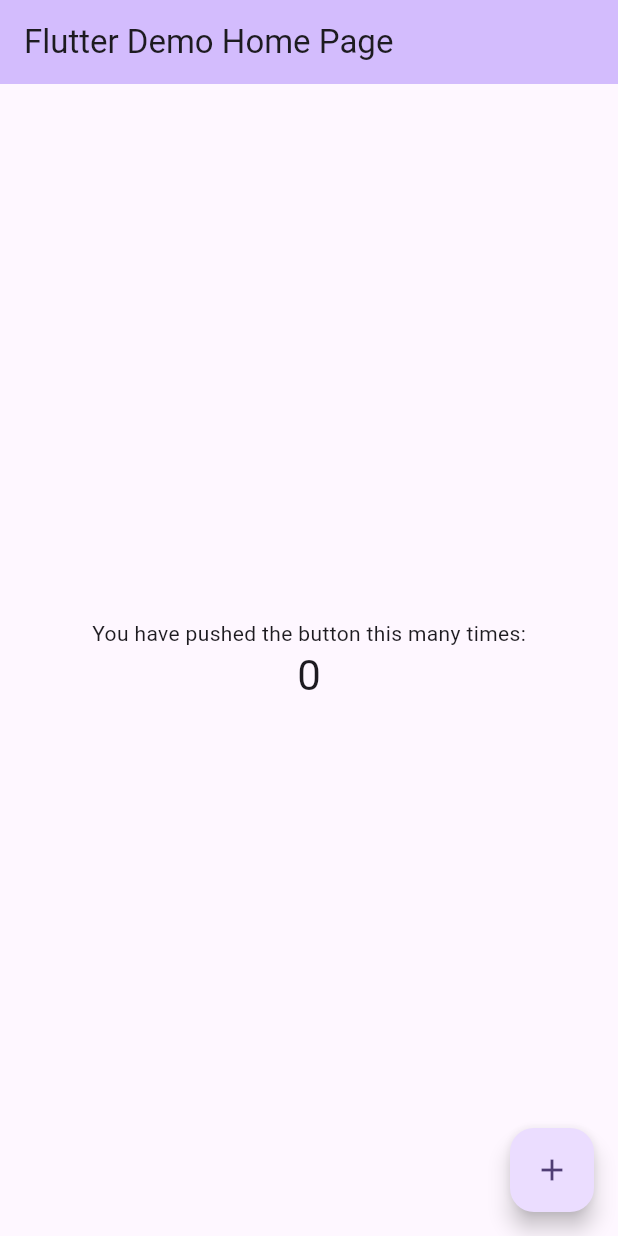
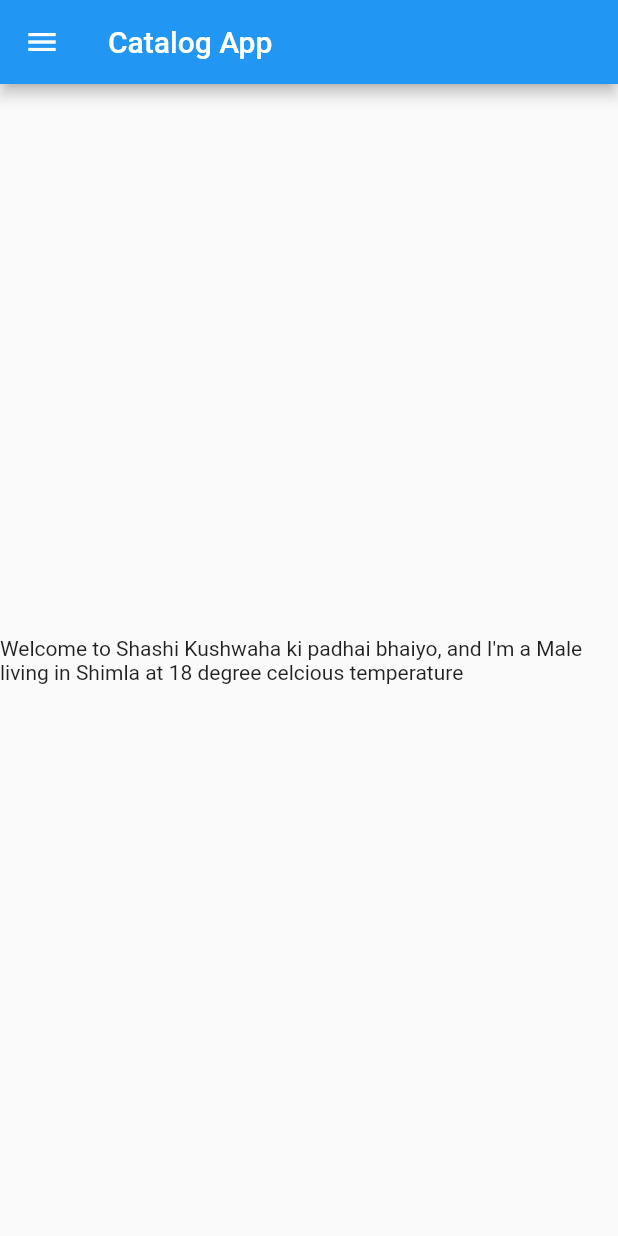
Before and after one commit to Anihara/Flutter-for-bytelife, a Flutter app: the screen it shows after launch, on a phone screen of 412 x 824 dp. Run offline on Flutter 3.47's test engine with Material 2 defaults, Android fonts, the light colour scheme and no system bars.

Commit message:
day 2 completed

```diff
--- /dev/null
+++ b/alice/lib/Home_Page.dart
@@ -0,0 +1,24 @@
+import 'package:flutter/material.dart';
+
+class HomePage extends StatelessWidget {
+  final bool isFemale = false;
+  final String name = 'Shashi Kushwaha';
+  final num temp = 18;
+  final String place = 'Shimla';
+
+  @override
+  Widget build(BuildContext context) {
+    return Scaffold(
+      appBar: AppBar(
+        title: Text("Catalog App"),
+      ),
+      body: Center(
+        child: Container(
+          child: Text(
+              "Welcome to $name ki padhai bhaiyo, and I'm a Male living in $place at $temp degree celcious temperature"),
+        ),
+      ),
+      drawer: Drawer(),
+    );
+  }
+}
--- a/alice/lib/main.dart
+++ b/alice/lib/main.dart
@@ -1,18 +1,18 @@
-import 'package:flutter/material.dart';
+//import 'package:flutter/material.dart';
 
-void main() {
-  runApp(const MyApp());
-}
+//void main() {
+  //runApp(const MyApp());
+//}
 
-class MyApp extends StatelessWidget {
-  const MyApp({super.key});
+//class MyApp extends StatelessWidget {
+  //const MyApp({super.key});
 
   // This widget is the root of your application.
-  @override
-  Widget build(BuildContext context) {
-    return MaterialApp(
-      title: 'Flutter Demo',
-      theme: ThemeData(
+  //@override
+  //Widget build(BuildContext context) {
+    //return MaterialApp(
+      //title: 'Flutter Demo',
+      //theme: ThemeData(
         // This is the theme of your application.
         //
         // TRY THIS: Try running your application with "flutter run". You'll see
@@ -28,16 +28,16 @@
         //
         // This works for code too, not just values: Most code changes can be
         // tested with just a hot reload.
-        colorScheme: ColorScheme.fromSeed(seedColor: Colors.deepPurple),
-        useMaterial3: true,
-      ),
-      home: const MyHomePage(title: 'Flutter Demo Home Page'),
-    );
-  }
-}
+//        colorScheme: ColorScheme.fromSeed(seedColor: Colors.deepPurple),
+  //      useMaterial3: true,
+    //  ),
+      //home: const MyHomePage(title: 'Flutter Demo Home Page'),
+    //);
+  //}
+//}
 
-class MyHomePage extends StatefulWidget {
-  const MyHomePage({super.key, required this.title});
+//class MyHomePage extends StatefulWidget {
+//  const MyHomePage({super.key, required this.title});
 
   // This widget is the home page of your application. It is stateful, meaning
   // that it has a State object (defined below) that contains fields that affect
@@ -48,48 +48,48 @@
   // used by the build method of the State. Fields in a Widget subclass are
   // always marked "final".
 
-  final String title;
+//  final String title;
 
-  @override
-  State<MyHomePage> createState() => _MyHomePageState();
-}
+  //@override
+  //State<MyHomePage> createState() => _MyHomePageState();
+//}
 
-class _MyHomePageState extends State<MyHomePage> {
-  int _counter = 0;
+//class _MyHomePageState extends State<MyHomePage> {
+  //int _counter = 0;
 
-  void _incrementCounter() {
-    setState(() {
+  //void _incrementCounter() {
+    //setState(() {
       // This call to setState tells the Flutter framework that something has
       // changed in this State, which causes it to rerun the build method below
       // so that the display can reflect the updated values. If we changed
       // _counter without calling setState(), then the build method would not be
       // called again, and so nothing would appear to happen.
-      _counter++;
-    });
-  }
+      //_counter++;
+    //});
+  //}
 
-  @override
-  Widget build(BuildContext context) {
+  //@o//verride
+  //Widget build(BuildContext context) {
     // This method is rerun every time setState is called, for instance as done
     // by the _incrementCounter method above.
     //
     // The Flutter framework has been optimized to make rerunning build methods
     // fast, so that you can just rebuild anything that needs updating rather
     // than having to individually change instances of widgets.
-    return Scaffold(
-      appBar: AppBar(
+    //return Scaffold(
+      //appBar: AppBar(
         // TRY THIS: Try changing the color here to a specific color (to
         // Colors.amber, perhaps?) and trigger a hot reload to see the AppBar
         // change color while the other colors stay the same.
-        backgroundColor: Theme.of(context).colorScheme.inversePrimary,
+        //backgroundColor: Theme.of(context).colorScheme.inversePrimary,
         // Here we take the value from the MyHomePage object that was created by
         // the App.build method, and use it to set our appbar title.
-        title: Text(widget.title),
-      ),
-      body: Center(
+        //title: Text(widget.title),
+      //),
+     // body: Center(
         // Center is a layout widget. It takes a single child and positions it
         // in the middle of the parent.
-        child: Column(
+       // child: Column(
           // Column is also a layout widget. It takes a list of children and
           // arranges them vertically. By default, it sizes itself to fit its
           // children horizontally, and tries to be as tall as its parent.
@@ -103,23 +103,23 @@
           // TRY THIS: Invoke "debug painting" (choose the "Toggle Debug Paint"
           // action in the IDE, or press "p" in the console), to see the
           // wireframe for each widget.
-          mainAxisAlignment: MainAxisAlignment.center,
-          children: <Widget>[
-            const Text(
-              'You have pushed the button this many times:',
-            ),
-            Text(
-              '$_counter',
-              style: Theme.of(context).textTheme.headlineMedium,
-            ),
-          ],
-        ),
-      ),
-      floatingActionButton: FloatingActionButton(
-        onPressed: _incrementCounter,
-        tooltip: 'Increment',
-        child: const Icon(Icons.add),
-      ), // This trailing comma makes auto-formatting nicer for build methods.
-    );
-  }
-}
+         // mainAxisAlignment: MainAxisAlignment.center,
+          //children: <Widget>[
+            //const Text(
+              //'You have pushed the button this many times:',
+            //),
+            //T/ext(
+              //'$_counter',
+              //style: Theme.of(context).textTheme.headlineMedium,
+            //),
+          //],
+        //),
+      //),
+      //floatingActionButton: FloatingActionButton(
+//        onPressed: _incrementCounter,
+  //      tooltip: 'Increment',
+    //    child: const Icon(Icons.add),
+      //), // This trailing comma makes auto-formatting nicer for build methods.
+    //);
+  //}
+//}
--- a/alice/lib/xyxy.dart
+++ b/alice/lib/xyxy.dart
@@ -1,33 +1,15 @@
-import 'package:alice/main.dart';
+import 'Home_Page.dart';
 import 'package:flutter/material.dart';
 
 void main() {
-  runApp(const MyApp());
+  runApp(MyApp());
 }
 
 class MyApp extends StatelessWidget {
-  const MyApp({Key? key}) : super(key: key);
   @override
   Widget build(BuildContext context) {
     return MaterialApp(
-      title: 'Hello World Demo Application',
-      theme: ThemeData(
-        primarySwatch: Colors.lightGreen,
-      ),
+      home: HomePage()
     );
   }
 }
-
-class MyHomePage extends StatelessWidget {
-  const MyHomePage({Key? key, required this.title}) : super(key: key);
-  final String title;
-  @override
-  Widget build(BuildContext context) {
-    return Scaffold(
-      appBar: AppBar(
-        title: Text(title),
-      ),
-      body: const Center(child: Text('Welcome to this world')),
-    );
-  }
-}
```
